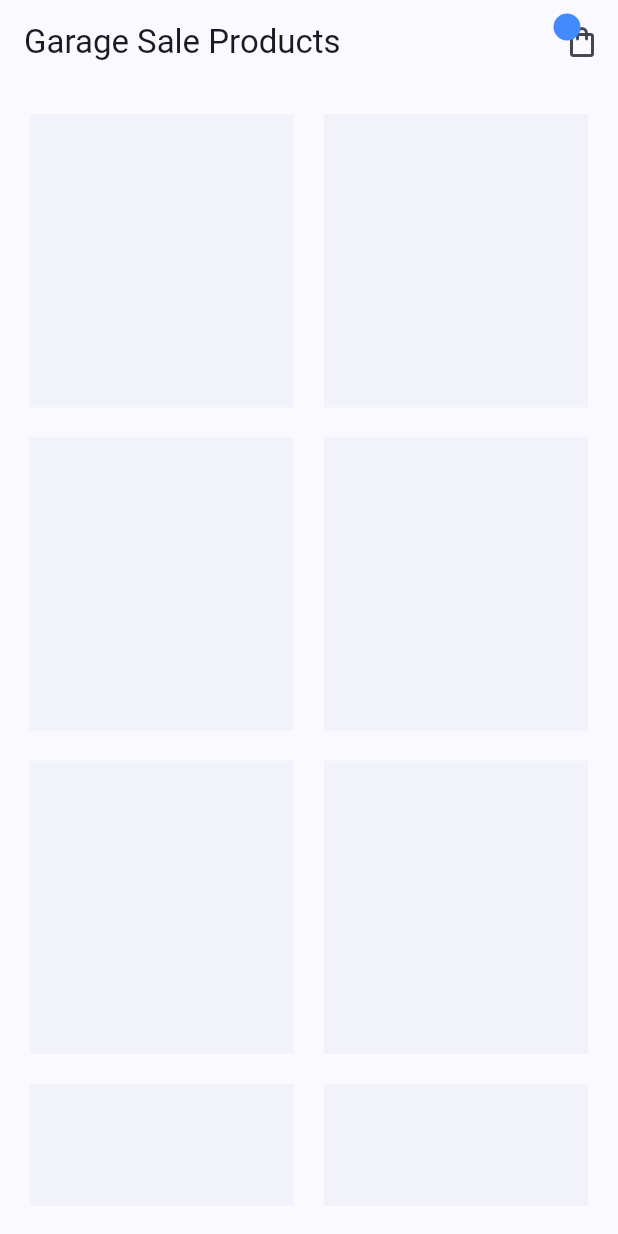
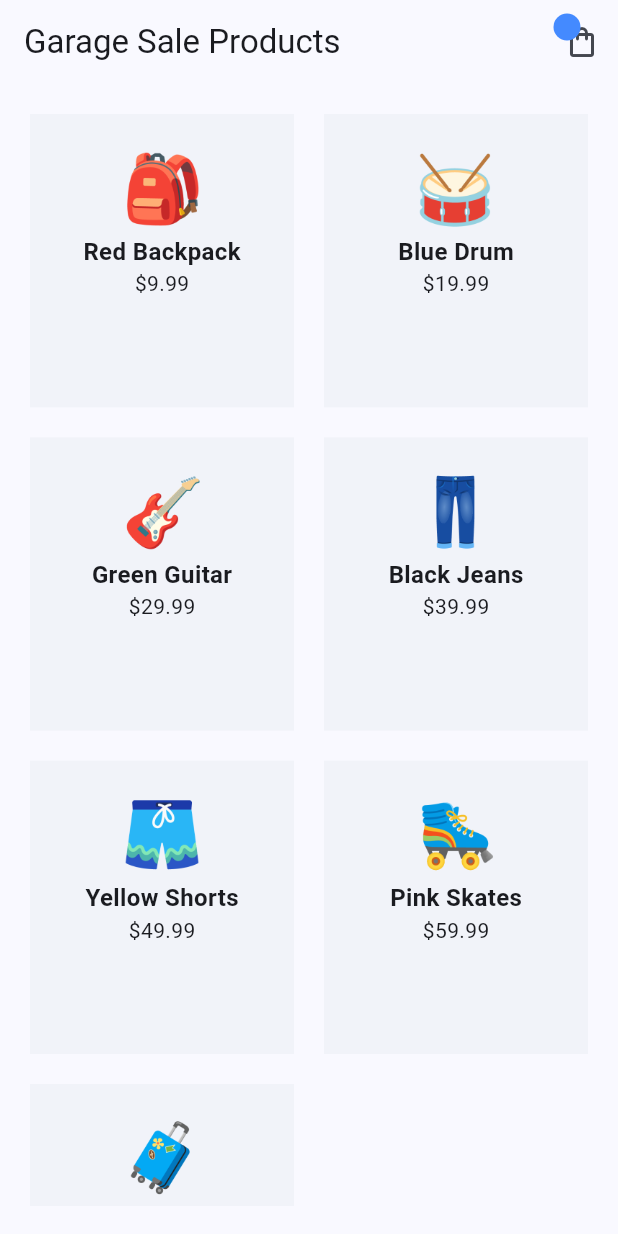
Before and after one commit to codewith-rafi/riverpod, a Flutter app: the screen it shows after launch, on a phone screen of 412 x 824 dp. Run offline on Flutter 3.47's test engine with Material 3 defaults, Android fonts, the phone set to English and light mode, and no system bars; our stand-ins replace flutter_riverpod.

Commit message:
add riverpod to cart and home screen

```diff
--- a/lib/main.dart
+++ b/lib/main.dart
@@ -1,8 +1,9 @@
 import 'package:flutter/material.dart';
+import 'package:flutter_riverpod/flutter_riverpod.dart';
 import 'package:riverpod_tutorial/screens/home/home_screen.dart';
 
 void main() {
-  runApp(const MyApp());
+  runApp(const ProviderScope(child: MyApp()));
 }
 
 class MyApp extends StatelessWidget {
--- a/lib/providers/product_providers.dart
+++ b/lib/providers/product_providers.dart
@@ -2,15 +2,19 @@ import 'package:flutter_riverpod/flutter_riverpod.dart';
 import 'package:riverpod_tutorial/models/product.dart';
 
 const List<Product> allProducts = [
-  Product(id: '1', title: 'Red Backpack', price: 9.99, image: 'backpack.png'),
-  Product(id: '2', title: 'Blue Drum', price: 19.99, image: 'drum.png'),
-  Product(id: '3', title: 'Green Guitar', price: 29.99, image: 'guitar.png'),
-  Product(id: '4', title: 'Black Jeans', price: 39.99, image: 'jeans.png'),
-  Product(id: '5', title: 'Yellow Shorts', price: 49.99, image: 'shorts.png'),
-  Product(id: '6', title: 'Pink Skates', price: 59.99, image: 'skates.png'),
-  Product(id: '7', title: 'Blue Suitcase', price: 69.99, image: 'suitcase.png'),
+  Product(id: '1', title: 'Red Backpack', price: 9.99, image: 'assets/products/backpack.png'),
+  Product(id: '2', title: 'Blue Drum', price: 19.99, image: 'assets/products/drum.png'),
+  Product(id: '3', title: 'Green Guitar', price: 29.99, image: 'assets/products/guitar.png'),
+  Product(id: '4', title: 'Black Jeans', price: 39.99, image: 'assets/products/jeans.png'),
+  Product(id: '5', title: 'Yellow Shorts', price: 49.99, image: 'assets/products/shorts.png'),
+  Product(id: '6', title: 'Pink Skates', price: 59.99, image: 'assets/products/skates.png'),
+  Product(id: '7', title: 'Blue Suitcase', price: 69.99, image: 'assets/products/suitcase.png'),
 ];
 
 final productsProvider = Provider((ref) {
   return allProducts;
 });
+
+final reducedProductsProvider = Provider((ref) {
+  return allProducts.where((p) => p.price < 50).toList();
+});
--- a/lib/screens/home/home_screen.dart
+++ b/lib/screens/home/home_screen.dart
@@ -1,11 +1,15 @@
 import 'package:flutter/material.dart';
+import 'package:flutter_riverpod/flutter_riverpod.dart';
+import 'package:riverpod_tutorial/providers/product_providers.dart';
 import 'package:riverpod_tutorial/shared/cart_icon.dart';
 
-class HomeScreen extends StatelessWidget {
+class HomeScreen extends ConsumerWidget {
   const HomeScreen({super.key});
 
   @override
-  Widget build(BuildContext context) {
+  Widget build(BuildContext context, WidgetRef ref) {
+    final allProducts = ref.watch(productsProvider);
+
     return Scaffold(
       appBar: AppBar(
         title: const Text('Garage Sale Products'),
@@ -14,7 +18,7 @@ class HomeScreen extends StatelessWidget {
       body: Padding(
         padding: const EdgeInsets.all(20),
         child: GridView.builder(
-          itemCount: 8,
+          itemCount: allProducts.length,
           gridDelegate:const SliverGridDelegateWithFixedCrossAxisCount(
             crossAxisCount: 2,
             mainAxisSpacing: 20,
@@ -25,6 +29,13 @@ class HomeScreen extends StatelessWidget {
             return Container(
               padding: const EdgeInsets.all(20),
               color: Colors.blueGrey.withValues(alpha: 0.05),
+              child: Column(
+                children: [
+                  Image.asset(allProducts[index].image, height: 60, width: 60,),
+                  Text(allProducts[index].title, style: const TextStyle(fontSize: 16, fontWeight: FontWeight.bold),),
+                  Text("\$${allProducts[index].price}")
+                ],
+              ),
             );
           },
         ),
```
Also changed, not shown: lib/screens/cart/cart_screen.dart (+24 -5 lines).
